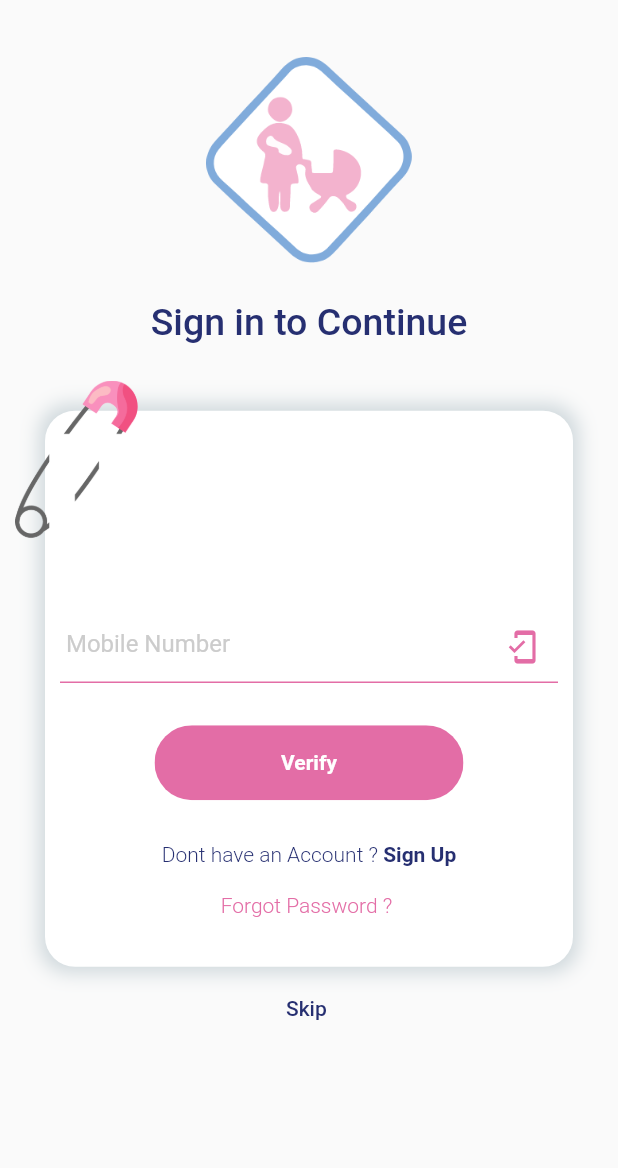
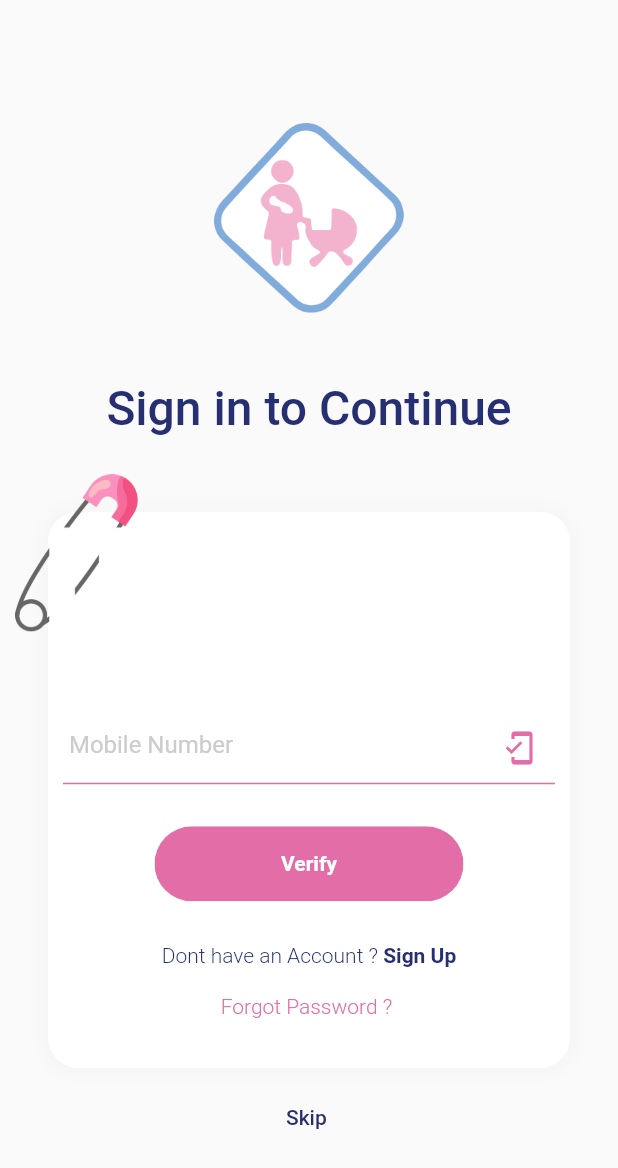
Before and after one commit to rt16/baby_sitter_project, a Flutter app: the screen it shows after launch, on a phone screen of 412 x 824 dp. Shown: the top 1168 px of the screen. Run offline on Flutter 3.47's test engine with Material 2 defaults, Android fonts, the phone set to English and light mode, and no system bars; our stand-ins replace google_fonts.

Commit message:
Latest changes

```diff
--- a/lib/common_ui_widgets/body_ui.dart
+++ b/lib/common_ui_widgets/body_ui.dart
@@ -32,15 +32,15 @@ class _BodyUiState extends State<BodyUi> {
     return Stack(
         children: <Widget>[
         Container(
-        margin: EdgeInsets.all(20.0),
+        margin: EdgeInsets.symmetric(vertical: 25.0,horizontal: 22.0),
         decoration: BoxDecoration(
         color: Colors.white,
         borderRadius: BorderRadius.circular(20),
         boxShadow: [
           BoxShadow(
-            color: Colors.blueGrey.shade100,
-            spreadRadius: 4,
-            blurRadius: 10
+            color: Colors.grey.shade100,
+            spreadRadius: 3,
+            blurRadius: 8
           )
           ]),
               alignment: Alignment.center,
--- a/lib/common_ui_widgets/header_widget.dart
+++ b/lib/common_ui_widgets/header_widget.dart
@@ -1,26 +1,38 @@
 import 'package:flutter/material.dart';
+import 'package:google_fonts/google_fonts.dart';
 
 import '../constants/constants.dart';
 
 class HeaderWidget extends StatelessWidget {
+
   const HeaderWidget({
     Key key,
-    @required this.size,
+    @required this.size, this.type,
   }) : super(key: key);
 
   final Size size;
+  final String type;
 
   @override
   Widget build(BuildContext context) {
     return Column(
       children: [
       Padding(
-        padding: const EdgeInsets.only(top:18.0),
-        child: Image.asset("assets/icons/logo.png",height:size.height/6,),
+        padding: const EdgeInsets.only(top:60.0,bottom: 20),
+        child: Image.asset("assets/icons/logo.png",height:size.height/6.5,),
       ),
       SizedBox(height: size.height*0.03,),
-      Text("Sign in to Continue",style: TextStyle(fontSize: 25,
-       fontWeight: FontWeight.w500,color:headingColor,),),
+      Text(
+      type=="login"?'Sign in to Continue':"Sign up to Continue",
+      style: GoogleFonts.alegreyaSans(
+        fontSize: 32,
+        color: headingColor,
+        fontWeight: FontWeight.w500,
+        fontStyle: FontStyle.normal,
+      ),
+    ),
+      // Text("Sign in to Continue",style: TextStyle(fontSize: 25,
+      //  fontWeight: FontWeight.w500,color:headingColor,)),
        SizedBox(height: size.height*0.03,)
 
     ],);
--- a/lib/view/login/login_screen.dart
+++ b/lib/view/login/login_screen.dart
@@ -19,14 +19,14 @@ class _LoginScreenState extends State<LoginScreen> {
     return Scaffold(
      body: SingleChildScrollView(
        child: Padding(
-         padding: const EdgeInsets.symmetric(horizontal: 10,vertical: 20),
+         padding: const EdgeInsets.symmetric(horizontal: 10,vertical: 22),
          child: Column(
           mainAxisSize: MainAxisSize.min,
           mainAxisAlignment: MainAxisAlignment.center,
           crossAxisAlignment: CrossAxisAlignment.stretch,
            children: [
            //header
-          HeaderWidget(size: size),
+          HeaderWidget(size: size,type:"login"),
           BodyUi(containerHeight: containerHeight,type: "login",),
           Align(alignment: Alignment.center, child: Text("Skip ",style: TextStyle(color: accountChkTextColor,fontWeight: FontWeight.w500),))
 
--- a/pubspec.yaml
+++ b/pubspec.yaml
@@ -29,6 +29,7 @@ dependencies:
   # Use with the CupertinoIcons class for iOS style icons.
   cupertino_icons: ^1.0.1
   intl: ^0.16.1
+  google_fonts: 1.1.2
   # flutter_svg: ^0.17.1
 
 dev_dependencies:
```
Also changed, not shown: pubspec.lock.
